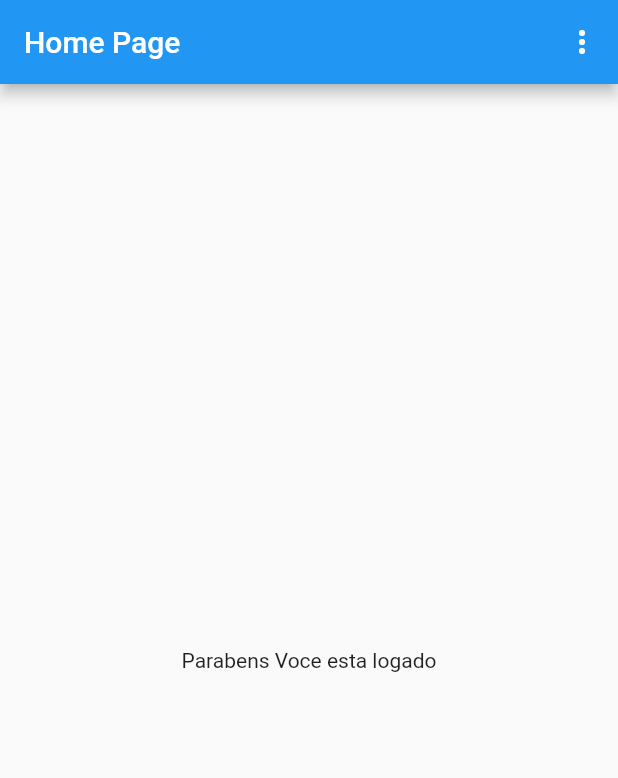
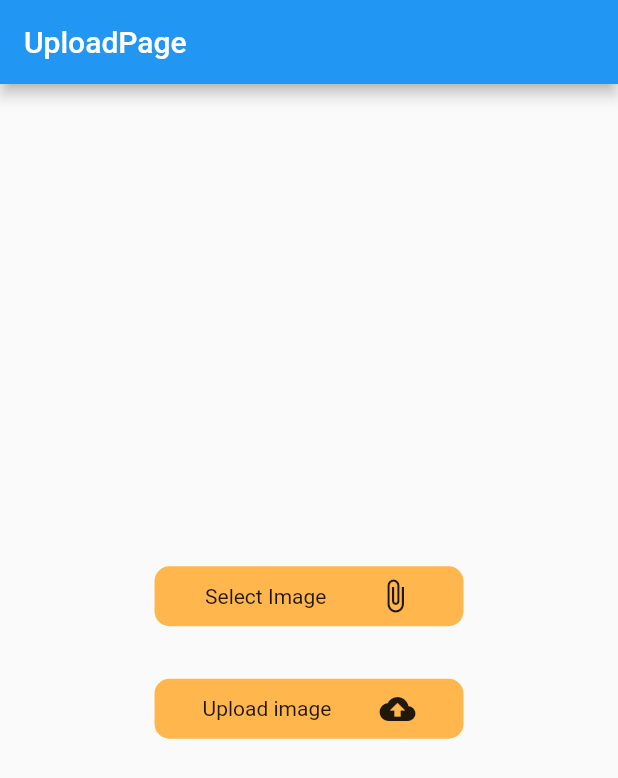
Before and after one commit to MatheusMed/firebase_login_getx, a Flutter app: the screen it shows once a user with an empty profile is signed in, on a phone screen of 412 x 824 dp. Shown: the top 778 px of the screen. Run offline on Flutter 3.47's test engine with Material 2 defaults, Android fonts, the light colour scheme and no system bars; our stand-ins replace cloud_firestore, file_picker, firebase_auth, firebase_core, firebase_storage, get; accounts and stored records are empty.

Commit message:
firebase storage upload images, Firebase database

```diff
--- a/lib/main.dart
+++ b/lib/main.dart
@@ -1,10 +1,9 @@
-import 'package:firebase_exemple/modules/login/login_controller.dart';
 import 'package:flutter/material.dart';
 import 'package:get/get.dart';
 
 import 'modules/checkAuth/checkAuth.dart';
 
-import 'modules/shared/config/init_config.dart';
+import 'shared/config/init_config.dart';
 
 void main() async {
   await initConfig();
--- a/lib/modules/checkAuth/checkAuth.dart
+++ b/lib/modules/checkAuth/checkAuth.dart
@@ -1,6 +1,8 @@
 import 'package:firebase_exemple/modules/home/home_page.dart';
 import 'package:firebase_exemple/modules/login/login_page.dart';
-import 'package:firebase_exemple/modules/shared/services/auth_services/auth_service.dart';
+import 'package:firebase_exemple/modules/upload/upload_page.dart';
+
+import 'package:firebase_exemple/shared/services/auth_services/auth_service.dart';
 import 'package:flutter/material.dart';
 import 'package:get/get.dart';
 
@@ -8,7 +10,8 @@ class Checkauth extends StatelessWidget {
   @override
   Widget build(BuildContext context) {
     return Obx(
-      () => AuthService.to.userIsAuthenticated.value ? HomePage() : LoginPage(),
+      () =>
+          AuthService.to.userIsAuthenticated.value ? UploadPage() : LoginPage(),
     );
   }
 }
--- /dev/null
+++ b/lib/modules/upload/upload_page.dart
@@ -0,0 +1,41 @@
+import 'package:firebase_exemple/shared/widgets/button_custom/button_custom.dart';
+import 'package:flutter/material.dart';
+import 'package:get/get.dart';
+import 'package:path/path.dart';
+
+import 'upload_controller.dart';
+
+class UploadPage extends GetView<UploadController> {
+  @override
+  Widget build(BuildContext context) {
+    return Scaffold(
+      appBar: AppBar(
+        title: Text('UploadPage'),
+      ),
+      body: Container(
+        alignment: Alignment.center,
+        child: Column(
+          mainAxisAlignment: MainAxisAlignment.center,
+          children: [
+            ButtonCustom(
+              titulo: 'Select Image',
+              icone: Icons.attach_file,
+              onTap: controller.selectFile,
+            ),
+            SizedBox(height: 5),
+            SizedBox(height: 30),
+            ButtonCustom(
+              titulo: 'Upload image',
+              icone: Icons.cloud_upload,
+              onTap: controller.uploadImage,
+            ),
+            SizedBox(height: 10),
+            Obx(() => controller.task.value != null
+                ? controller.buildUploadStatus(controller.task.value!)
+                : Container())
+          ],
+        ),
+      ),
+    );
+  }
+}
--- a/lib/modules/shared/services/auth_services/auth_service.dart
+++ b/lib/shared/services/auth_services/auth_service.dart
@@ -1,5 +1,4 @@
 import 'package:firebase_auth/firebase_auth.dart';
-import 'package:firebase_exemple/modules/home/home_page.dart';
 import 'package:get/get.dart';
 
 class AuthService extends GetxController {
@@ -38,7 +37,6 @@ class AuthService extends GetxController {
   createUser(String email, String senha) async {
     try {
       await _auth.createUserWithEmailAndPassword(email: email, password: senha);
-      Get.offAll(() => HomePage());
     } catch (e) {
       showSnack('Erro ao Cadastrar', e.toString());
     }
@@ -48,7 +46,6 @@ class AuthService extends GetxController {
   login(String email, String senha) async {
     try {
       await _auth.signInWithEmailAndPassword(email: email, password: senha);
-      Get.offAll(() => HomePage());
     } catch (e) {
       showSnack('Erro no Login', e.toString());
     }
--- /dev/null
+++ b/lib/shared/widgets/button_custom/button_custom.dart
@@ -0,0 +1,36 @@
+import 'package:flutter/material.dart';
+
+class ButtonCustom extends StatelessWidget {
+  final IconData? icone;
+  final String titulo;
+  final Function()? onTap;
+
+  const ButtonCustom({
+    Key? key,
+    this.icone,
+    required this.titulo,
+    this.onTap,
+  }) : super(key: key);
+
+  @override
+  Widget build(BuildContext context) {
+    return InkWell(
+      onTap: onTap,
+      child: Container(
+        decoration: BoxDecoration(
+          color: Colors.orange[300],
+          borderRadius: BorderRadius.circular(10),
+        ),
+        height: 40,
+        width: MediaQuery.of(context).size.width * 0.5,
+        child: Row(
+          mainAxisAlignment: MainAxisAlignment.spaceEvenly,
+          children: [
+            Text(titulo),
+            Icon(icone),
+          ],
+        ),
+      ),
+    );
+  }
+}
--- a/pubspec.yaml
+++ b/pubspec.yaml
@@ -23,8 +23,10 @@ environment:
 dependencies:
   cloud_firestore: ^2.5.0
   cupertino_icons: ^1.0.2
+  file_picker: ^4.0.0
   firebase_auth: ^3.0.2
   firebase_core: ^1.5.0
+  firebase_storage: ^10.0.2
   flutter:
     sdk: flutter
   get: ^4.3.8
```
Also changed, not shown: lib/modules/home/home_controller.dart (added, +46 -0 lines), lib/modules/home/home_page.dart (+93 -5 lines), lib/modules/login/exemple.dart (added, +94 -0 lines), lib/modules/login/login_controller.dart (+23 -10 lines), lib/modules/login/login_page.dart (+74 -64 lines), lib/modules/register/resgister_page.dart (deleted, +0 -70 lines), lib/modules/upload/upload_controller.dart (added, +48 -0 lines), lib/repository/database/firebase/firebase_database.dart (added, +12 -0 lines), lib/repository/database/firebase_database/firebase_database.dart (added, +26 -0 lines), lib/repository/models/nota.dart (added, +20 -0 lines), lib/shared/config/init_config.dart (renamed from lib/modules/shared/config/init_config.dart, +6 -1 lines), lib/shared/widgets/form_widget/form_widget.dart (renamed from lib/modules/shared/widgets/form_widget/form_widget.dart), pubspec.lock.
